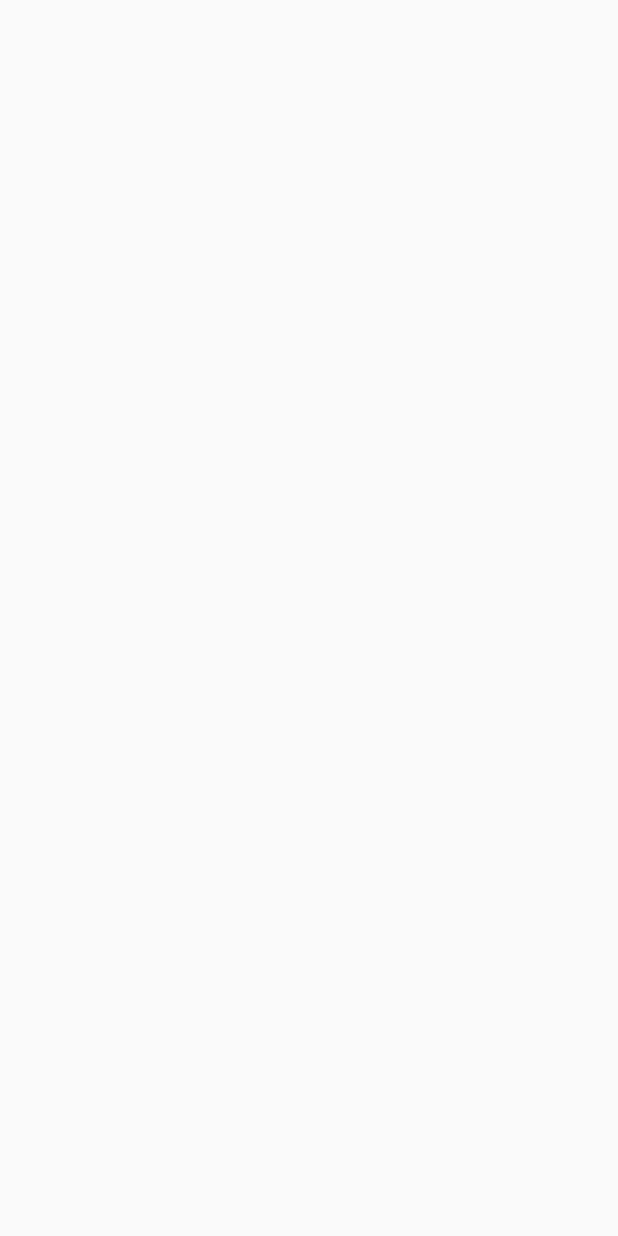
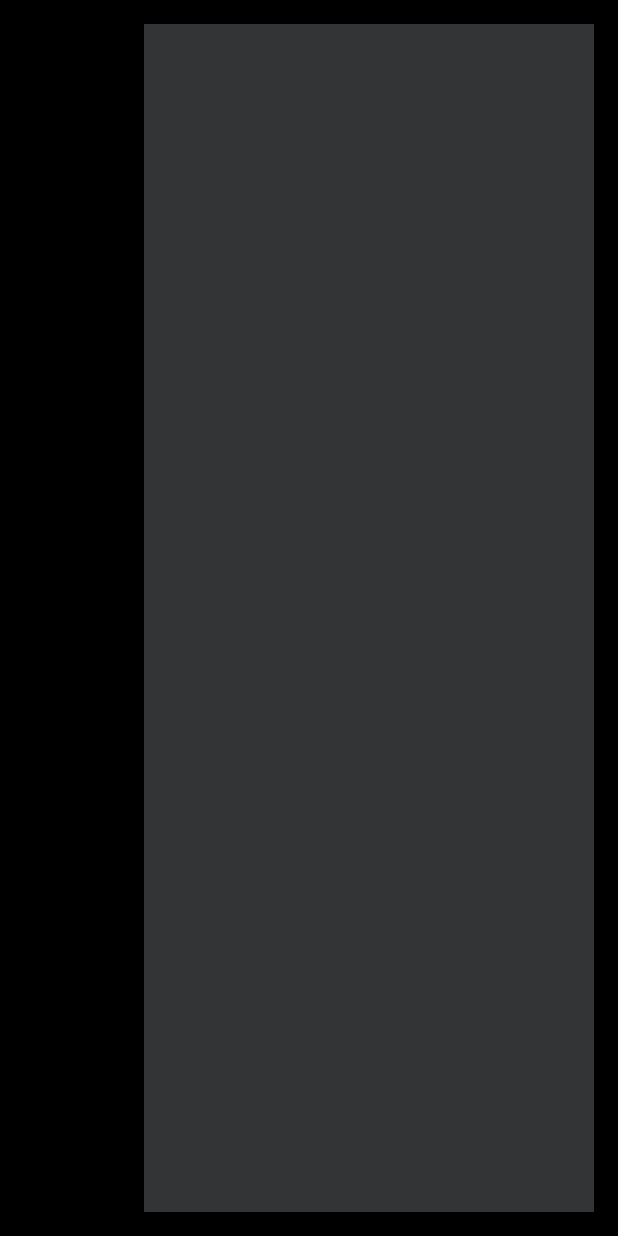
Before and after one commit to victorsuleiman/aioRestaurants, an Android app: the Cashier screen opened directly, with no data from a screen before it, on a phone screen of 412 x 824 dp. Before the commit the screen is empty. Run offline under Robolectric (Android 15) with nearby library versions, the light colour scheme and no system bars.

Commit message:
Starting to design layout

```diff
--- a/Mobile/app/src/main/res/layout/activity_cashier.xml
+++ b/Mobile/app/src/main/res/layout/activity_cashier.xml
@@ -4,6 +4,31 @@
     xmlns:tools="http://schemas.android.com/tools"
     android:layout_width="match_parent"
     android:layout_height="match_parent"
+    android:background="#000000"
     tools:context=".Cashier">
 
+    <androidx.constraintlayout.widget.ConstraintLayout
+        android:layout_width="139dp"
+        android:layout_height="0dp"
+        android:layout_marginStart="16dp"
+        android:layout_marginLeft="16dp"
+        android:layout_marginTop="16dp"
+        android:layout_marginBottom="16dp"
+        app:layout_constraintBottom_toBottomOf="parent"
+        app:layout_constraintStart_toStartOf="parent"
+        app:layout_constraintTop_toTopOf="parent">
+
+    </androidx.constraintlayout.widget.ConstraintLayout>
+
+    <androidx.constraintlayout.widget.ConstraintLayout
+        android:layout_width="300dp"
+        android:layout_height="0dp"
+        android:layout_marginTop="16dp"
+        android:layout_marginEnd="16dp"
+        android:layout_marginRight="16dp"
+        android:layout_marginBottom="16dp"
+        android:background="#323435"
+        app:layout_constraintBottom_toBottomOf="parent"
+        app:layout_constraintEnd_toEndOf="parent"
+        app:layout_constraintTop_toTopOf="parent" />
 </androidx.constraintlayout.widget.ConstraintLayout>
```
